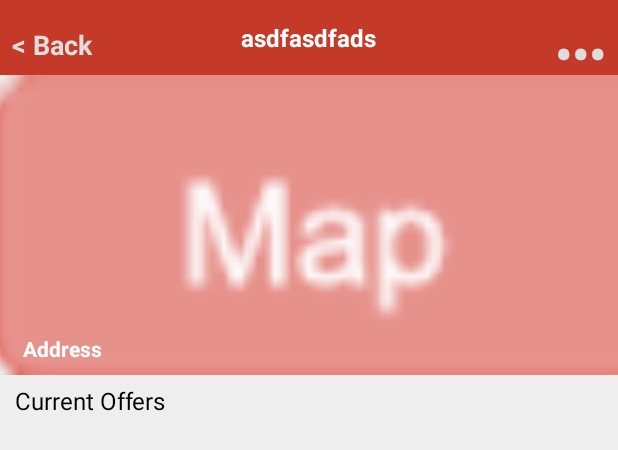
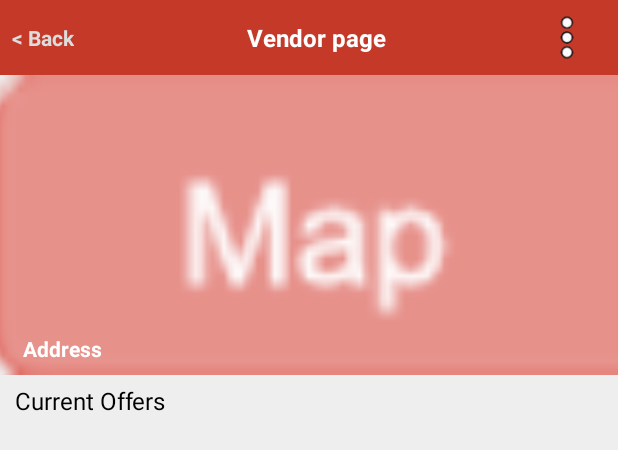
Before and after one commit to iaindownie/HurryHereNow, an Android app: the layout fragment_retailer_detail.xml on its own in the app's theme, with its tools: preview values and no code run, on a phone screen of 412 x 824 dp. Shown: the top 450 px of the screen. Run offline under Robolectric (Android 15) with nearby library versions, the phone set to English and light mode, and no system bars.

Commit message:
Getting the ellipse button working in Retailer view. More on this...

```diff
--- a/app/src/main/java/com/HurryHereNow/HHN/FragmentRetailerDetail.java
+++ b/app/src/main/java/com/HurryHereNow/HHN/FragmentRetailerDetail.java
@@ -12,6 +12,7 @@ import android.view.LayoutInflater;
 import android.view.View;
 import android.view.ViewGroup;
 import android.widget.ArrayAdapter;
+import android.widget.ImageButton;
 import android.widget.ImageView;
 import android.widget.LinearLayout;
 import android.widget.ListView;
@@ -97,7 +98,19 @@ public class FragmentRetailerDetail extends ListFragment {
         listView.setAdapter(retailerExtraAdapter);
 
 
-        TextView ellipse = (TextView) v.findViewById(R.id.ellipse);
+        /*TextView ellipse = (TextView) v.findViewById(R.id.ellipse);
+        ellipse.setOnClickListener(new View.OnClickListener() {
+            public void onClick(View v) {
+                if (ll.isShown()) {
+                    ll.setVisibility(View.GONE);
+                } else {
+                    ll.setVisibility(View.VISIBLE);
+                }
+
+            }
+        });*/
+
+        ImageButton ellipse = (ImageButton) v.findViewById(R.id.ellipse);
         ellipse.setOnClickListener(new View.OnClickListener() {
             public void onClick(View v) {
                 if (ll.isShown()) {
--- a/app/src/main/java/com/HurryHereNow/HHN/adapters/RetailerExtraAdapter.java
+++ b/app/src/main/java/com/HurryHereNow/HHN/adapters/RetailerExtraAdapter.java
@@ -12,6 +12,7 @@ import android.view.ViewGroup;
 import android.widget.BaseAdapter;
 import android.widget.ImageView;
 import android.widget.TextView;
+import android.widget.Toast;
 
 import com.HurryHereNow.HHN.FragmentOffer;
 import com.HurryHereNow.HHN.R;
@@ -61,7 +62,7 @@ public class RetailerExtraAdapter extends BaseAdapter {
 
         ViewHolder holder;
         if (convertView == null) {
-            convertView = layoutInflater.inflate(R.layout.customoffer_item, null);
+            convertView = layoutInflater.inflate(R.layout.retailer_extra_item, null);
             holder = new ViewHolder();
             holder.image1 = (ImageView) convertView.findViewById(R.id.Image1);
             holder.txtComment = (TextView) convertView.findViewById(R.id.txtComment);
@@ -93,12 +94,16 @@ public class RetailerExtraAdapter extends BaseAdapter {
                             .commit();
                 } else {
                     String website = ro.getSite();
+                    if(website.length()==0){
+                        myToast("No website for this vendor", Toast.LENGTH_SHORT);
+                    }else{
                     String urlStart = "http://";
                     if(!website.startsWith(urlStart)){
                         website = urlStart + website;
                     }
                     Intent i = new Intent(Intent.ACTION_VIEW,Uri.parse(website));
                     ((Activity) context).startActivity(i);
+                    }
                 }
 
             }
@@ -106,4 +111,8 @@ public class RetailerExtraAdapter extends BaseAdapter {
         return convertView;
     }
 
+    public void myToast(String str, int len) {
+        Toast.makeText((Activity) context, str, len).show();
+    }
+
 }
--- a/app/src/main/res/layout/fragment_retailer_detail.xml
+++ b/app/src/main/res/layout/fragment_retailer_detail.xml
@@ -4,7 +4,7 @@
     android:layout_height="fill_parent"
     android:background="#ffeeeeee">
 
-    <RelativeLayout
+    <LinearLayout
         android:id="@+id/rel1"
         android:layout_width="fill_parent"
         android:layout_height="50.0dip"
@@ -27,27 +27,30 @@
             android:id="@+id/imgBtnBack"
             android:layout_width="wrap_content"
             android:layout_height="wrap_content"
-            android:layout_alignParentBottom="true"
-            android:layout_alignParentLeft="true"
-            android:layout_alignParentStart="true"
-            android:layout_gravity="left"
+            android:layout_gravity="left|center_vertical"
+            android:layout_marginRight="20dp"
             android:background="@color/Red_700"
             android:text="&lt; Back"
             android:textColor="@color/lighter_gray"
-            android:textSize="18dip"
-            android:textStyle="bold" />
+            android:textSize="14dip"
+            android:textStyle="bold"
+            />
 
         <TextView
             android:id="@+id/txtCompanyName"
-            android:layout_width="wrap_content"
+            android:layout_width="0dp"
             android:layout_height="wrap_content"
-            android:layout_centerHorizontal="true"
-            android:layout_centerVertical="true"
-            android:ellipsize="end"
-            android:text="asdfasdfads"
+            android:layout_gravity="center"
+            android:layout_weight="1.0"
+            android:ellipsize="marquee"
+            android:focusable="true"
+            android:scrollHorizontally="true"
+            android:singleLine="true"
+            android:text="Vendor page"
             android:textColor="@android:color/white"
             android:textSize="16.0dip"
-            android:textStyle="bold" />
+            android:textStyle="bold"
+            android:gravity="center_vertical|center_horizontal" />
 
         <!--<ImageButton
             android:id="@+id/imgBtnGoToMap"
@@ -60,23 +63,38 @@
             android:scaleType="fitCenter"
             android:src="@drawable/backtomap" />-->
 
-        <TextView
+        <ImageButton
+            android:id="@+id/ellipse"
+            android:layout_width="wrap_content"
+            android:layout_height="46.0dip"
+            android:layout_gravity="center_vertical|right"
+            android:background="@android:color/transparent"
+            android:gravity="right"
+            android:scaleType="fitCenter"
+            android:src="@drawable/ellipsize"
+            />
+
+        <!--<TextView
             android:id="@+id/ellipse"
             android:layout_width="wrap_content"
             android:layout_height="wrap_content"
-            android:layout_alignParentBottom="false"
+
+            android:layout_gravity="right"
+            android:gravity="right"
+            android:background="@color/Red_700"
+            android:text="&#8226;&#8226;&#8226;"
+            android:textColor="@color/lighter_gray"
+            android:textSize="32dip"
+            android:textStyle="bold"
+            android:paddingBottom="10dip"
+            />-->
+    </LinearLayout>
+
+    <!-- android:layout_alignParentBottom="false"
             android:layout_alignParentEnd="true"
             android:layout_alignParentRight="false"
             android:layout_alignTop="@+id/txtCompanyName"
-            android:layout_centerInParent="true"
-            android:layout_gravity="right"
-            android:background="@color/Red_700"
-            android:gravity="top|center"
-            android:text="&#8226;&#8226;&#8226;"
-            android:textColor="@color/lighter_gray"
-            android:textSize="32dip"
-            android:textStyle="bold" />
-    </RelativeLayout>
+            android:layout_centerInParent="true" -->
 
 
     <FrameLayout
--- a/gradle.properties
+++ b/gradle.properties
@@ -16,3 +16,5 @@
 # This option should only be used with decoupled projects. More details, visit
 # http://www.gradle.org/docs/current/userguide/multi_project_builds.html#sec:decoupled_projects
 # org.gradle.parallel=true
+org.gradle.daemon=true
+org.gradle.parallel=true
```
Also changed, not shown: app/src/main/res/drawable/ellipsize.png (added).
